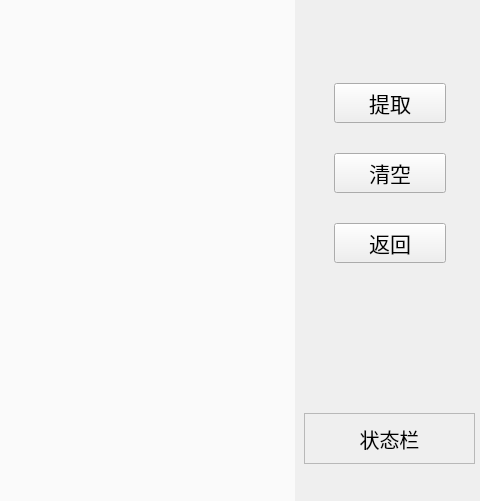
Before: the Qt Designer form PCBDetect/TemplateUI.ui in wenyuexin/PCBDetect, drawn with Qt 5; both pictures show x 886 to 1366 and y 267 to 768 of the 1366 by 768 pixel window.
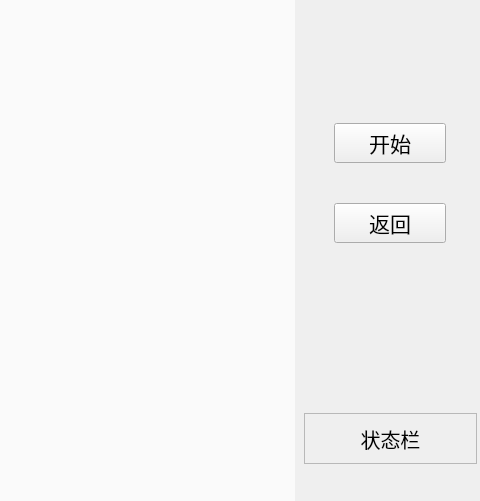
After: the same form once the commit is applied. Icons and pictures are not drawn.

What changed in the file:
```diff
--- a/PCBDetect/TemplateUI.ui
+++ b/PCBDetect/TemplateUI.ui
@@ -152,7 +152,7 @@
    <property name="geometry">
     <rect>
      <x>1220</x>
-     <y>350</y>
+     <y>390</y>
      <width>112</width>
      <height>40</height>
     </rect>
@@ -169,14 +169,14 @@
     </font>
    </property>
    <property name="text">
-    <string>提取</string>
+    <string>开始</string>
    </property>
   </widget>
   <widget class="QPushButton" name="pushButton_return">
    <property name="geometry">
     <rect>
      <x>1220</x>
-     <y>490</y>
+     <y>470</y>
      <width>112</width>
      <height>40</height>
     </rect>
@@ -201,7 +201,7 @@
     <rect>
      <x>1190</x>
      <y>680</y>
-     <width>171</width>
+     <width>173</width>
      <height>51</height>
     </rect>
    </property>
@@ -239,30 +239,6 @@
     <enum>QFrame::NoFrame</enum>
    </property>
   </widget>
-  <widget class="QPushButton" name="pushButton_clear">
-   <property name="geometry">
-    <rect>
-     <x>1220</x>
-     <y>420</y>
-     <width>112</width>
-     <height>40</height>
-    </rect>
-   </property>
-   <property name="sizePolicy">
-    <sizepolicy hsizetype="Fixed" vsizetype="Fixed">
-     <horstretch>0</horstretch>
-     <verstretch>0</verstretch>
-    </sizepolicy>
-   </property>
-   <property name="font">
-    <font>
-     <pointsize>16</pointsize>
-    </font>
-   </property>
-   <property name="text">
-    <string>清空</string>
-   </property>
-  </widget>
   <zorder>label_3</zorder>
   <zorder>label_title</zorder>
   <zorder>label_logo</zorder>
```
Left out of the diff: 5 changed lines with no effect on the pictures.
